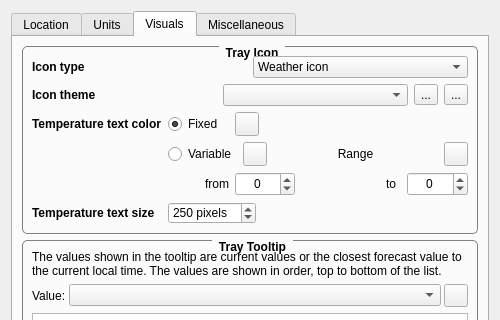
FelixdelasPozas/TrayWeather, file ConfigurationDialog.ui: the form before one commit; both pictures show x 0 to 500 and y 0 to 320 of the 500 by 600 pixel window.
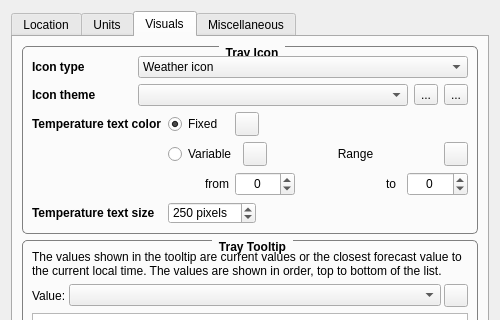
The form after the commit. Icons and pictures are not drawn. Custom widgets are drawn as their Qt base class.

```diff
--- a/ConfigurationDialog.ui
+++ b/ConfigurationDialog.ui
@@ -868,11 +868,17 @@
          <property name="title">
           <string>Tray Icon</string>
          </property>
-         <layout class="QVBoxLayout" name="verticalLayout_6" stretch="0,0,0">
+         <layout class="QVBoxLayout" name="verticalLayout_6" stretch="0,0">
           <item>
-           <layout class="QHBoxLayout" name="horizontalLayout_3">
-            <item>
+           <layout class="QGridLayout" name="gridLayout_6" columnstretch="0,1">
+            <item row="0" column="0">
              <widget class="QLabel" name="label_15">
+              <property name="minimumSize">
+               <size>
+                <width>100</width>
+                <height>0</height>
+               </size>
+              </property>
               <property name="font">
                <font>
                 <weight>75</weight>
@@ -884,7 +890,7 @@
               </property>
              </widget>
             </item>
-            <item>
+            <item row="0" column="1">
              <widget class="QComboBox" name="m_trayIconType">
               <item>
                <property name="text">
@@ -908,12 +914,14 @@
               </item>
              </widget>
             </item>
-           </layout>
-          </item>
-          <item>
-           <layout class="QHBoxLayout" name="horizontalLayout_10">
-            <item>
+            <item row="1" column="0">
              <widget class="QLabel" name="label_32">
+              <property name="minimumSize">
+               <size>
+                <width>100</width>
+                <height>0</height>
+               </size>
+              </property>
               <property name="font">
                <font>
                 <weight>75</weight>
@@ -928,6 +936,8 @@
               </property>
              </widget>
             </item>
+            <item row="1" column="1">
+             <layout class="QHBoxLayout" name="horizontalLayout_10" stretch="1,0,0">
             <item>
              <widget class="QComboBox" name="m_trayIconTheme">
               <property name="toolTip">
@@ -963,6 +973,8 @@
                <string notr="true">...</string>
               </property>
              </widget>
+              </item>
+             </layout>
             </item>
            </layout>
           </item>
```
Left out of the diff: 13 changed lines with no effect on the pictures. Lines whose indentation alone changed are shown as unchanged.
